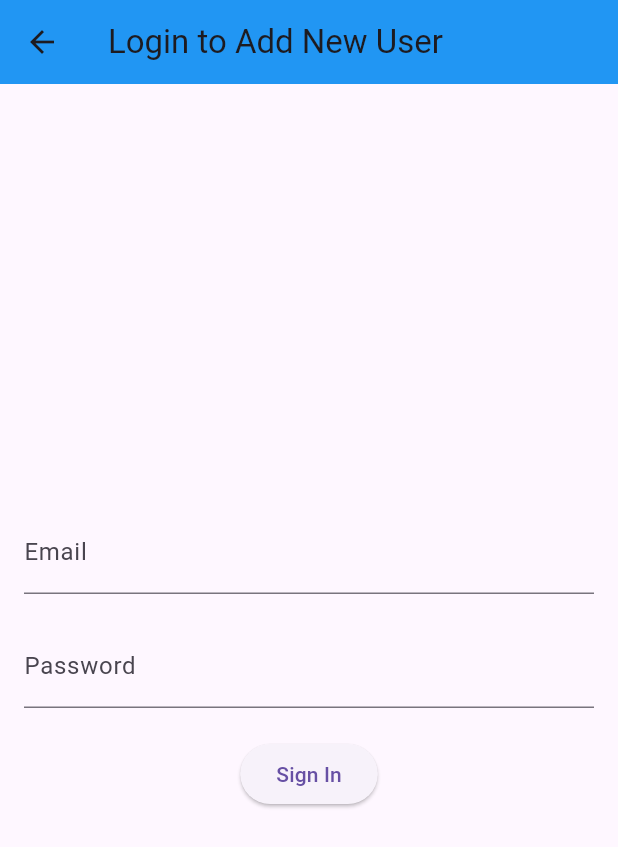
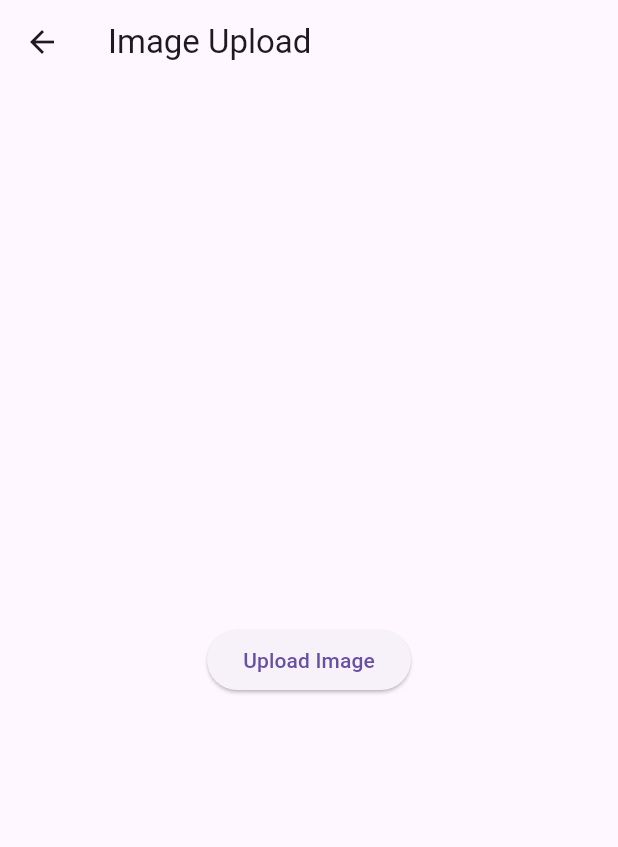
Before and after one commit to nyamajiwa-blessing/employee, a Flutter app: the LoginScreen screen opened directly, after a tap on "Sign In", on a phone screen of 412 x 824 dp. Shown: the top 847 px of the screen. Run offline on Flutter 3.47's test engine with Material 3 defaults, Android fonts, the phone set to English and light mode, and no system bars; our stand-ins replace firebase_storage, image_picker; accounts and stored records are empty.

Commit message:
Added image picker

```diff
--- a/lib/add_user.dart
+++ b/lib/add_user.dart
@@ -1,56 +1,41 @@
+import 'dart:io';
 import 'package:flutter/material.dart';
+import 'package:image_picker/image_picker.dart';
+import 'package:firebase_storage/firebase_storage.dart';
+import 'package:path/path.dart';
 
-class AddUser extends StatelessWidget {
-  const AddUser({super.key});
-
+class ImageUpload extends StatefulWidget {
   @override
-  Widget build(BuildContext context) {
-    return  LoginScreen();
-  }
+  _ImageUploadState createState() => _ImageUploadState();
 }
 
-class LoginScreen extends StatelessWidget {
-  final TextEditingController emailController = TextEditingController();
-  final TextEditingController passwordController = TextEditingController();
+class _ImageUploadState extends State<ImageUpload> {
+  final ImagePicker _picker = ImagePicker();
 
-  LoginScreen({super.key});
+  Future<void> _uploadImage() async {
+    final pickedFile = await _picker.pickImage(source: ImageSource.camera); // You can use ImageSource.camera for camera
+    if (pickedFile != null) {
+      String fileName = basename(pickedFile.path);
+      Reference storageRef = FirebaseStorage.instance.ref().child('images/$fileName');
+      UploadTask uploadTask = storageRef.putFile(File(pickedFile.path));
+      await uploadTask;
+      String downloadURL = await storageRef.getDownloadURL();
+      print('Image uploaded to Firebase: $downloadURL');
+    } else {
+      print('No image selected.');
+    }
+  }
 
   @override
   Widget build(BuildContext context) {
     return Scaffold(
       appBar: AppBar(
-        title: const Text('Login to Add New User'),
-        backgroundColor: Colors.blue,
+        title: const Text('Image Upload'),
       ),
-      body: Padding(
-        padding: const EdgeInsets.all(16.0),
-        child: Column(
-          mainAxisAlignment: MainAxisAlignment.center,
-          children: <Widget>[
-            TextField(
-              controller: emailController,
-              decoration: const InputDecoration(
-                labelText: 'Email',
-              ),
-            ),
-            const SizedBox(height: 20),
-            TextField(
-              controller: passwordController,
-              decoration: const InputDecoration(
-                labelText: 'Password',
-              ),
-              obscureText: true,
-            ),
-            const SizedBox(height: 20),
-            ElevatedButton(
-              onPressed: () {
-                String email = emailController.text;
-                String password = passwordController.text;
-                // Add your authentication logic here
-              },
-              child: const Text('Sign In'),
-            ),
-          ],
+      body: Center(
+        child: ElevatedButton(
+          onPressed: _uploadImage,
+          child: const Text('Upload Image'),
         ),
       ),
     );
--- a/lib/sign_in.dart
+++ b/lib/sign_in.dart
@@ -0,0 +1,68 @@
+import 'package:employee/add_user.dart';
+import 'package:flutter/material.dart';
+
+class AddUser extends StatelessWidget {
+  const AddUser({super.key});
+
+  @override
+  Widget build(BuildContext context) {
+    return  LoginScreen();
+  }
+}
+
+class LoginScreen extends StatelessWidget {
+  final TextEditingController emailController = TextEditingController();
+  final TextEditingController passwordController = TextEditingController();
+
+  LoginScreen({super.key});
+
+  @override
+  Widget build(BuildContext context) {
+    return Scaffold(
+      appBar: AppBar(
+        title: const Text('Login to Add New User'),
+        backgroundColor: Colors.blue,
+        foregroundColor: Colors.white,
+      ),
+      body: Padding(
+        padding: const EdgeInsets.all(16.0),
+        child: Column(
+          mainAxisAlignment: MainAxisAlignment.center,
+          children: <Widget>[
+            TextField(
+              controller: emailController,
+              decoration: const InputDecoration(
+                labelText: 'Email',
+              ),
+            ),
+            const SizedBox(height: 20),
+            TextField(
+              controller: passwordController,
+              decoration: const InputDecoration(
+                labelText: 'Password',
+              ),
+              obscureText: true,
+            ),
+            const SizedBox(height: 20),
+            ElevatedButton(
+              onPressed: () {
+                String email = emailController.text;
+                String password = passwordController.text;
+                // Add your authentication logic here
+                Navigator.push(
+                    context,
+                    MaterialPageRoute(builder: (context) => ImageUpload()),
+                  );
+              },
+              style: ElevatedButton.styleFrom(
+                backgroundColor: Colors.blue,
+                foregroundColor: Colors.white,
+              ),
+              child: const Text('Sign In'),
+            ),
+          ],
+        ),
+      ),
+    );
+  }
+}
```
Also changed, not shown: lib/main.dart (+29 -11 lines), pubspec.yaml (+5 -2 lines), assets/images/user.png (added), pubspec.lock, 5 other files.
